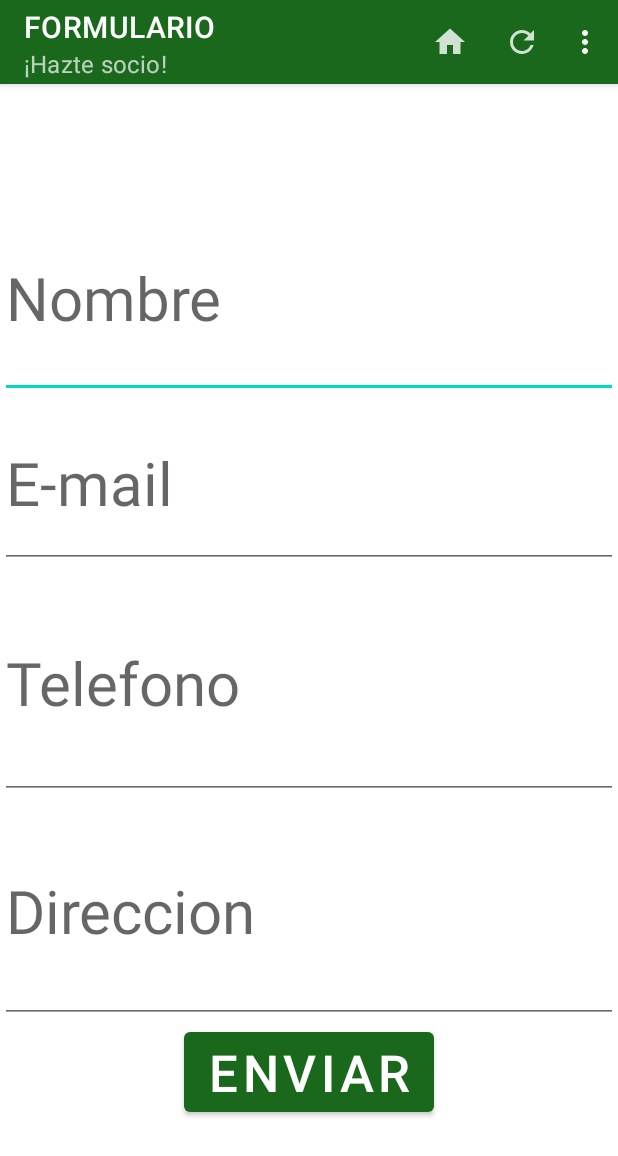
After one commit to cHaC0ne/appBar, an Android app: the FormuActivity screen opened directly, with no data from a screen before it, on a phone screen of 412 x 824 dp. The commit adds this screen. Shown: the top 1156 px of the screen. Run offline under Robolectric (Android 15) with nearby library versions, the phone set to English and light mode, and no system bars.

Commit message:
Retoques y Formulario

```diff
--- a/app/src/main/AndroidManifest.xml
+++ b/app/src/main/AndroidManifest.xml
@@ -14,6 +14,9 @@
         android:theme="@style/Theme.App_Bar"
         tools:targetApi="31">
         <activity
+            android:name=".FormuActivity"
+            android:exported="false" />
+        <activity
             android:name=".AlterActivity"
             android:exported="false" />
         <activity
--- /dev/null
+++ b/app/src/main/java/com/example/app_bar/FormuActivity.kt
@@ -0,0 +1,45 @@
+package com.example.app_bar
+
+import android.content.Intent
+import android.net.Uri
+import androidx.appcompat.app.AppCompatActivity
+import android.os.Bundle
+import android.view.Menu
+import android.view.MenuItem
+import androidx.core.app.NavUtils
+import com.example.app_bar.databinding.ActivityAlterBinding
+import com.example.app_bar.databinding.ActivityFormuBinding
+import com.example.app_bar.databinding.ActivityMainBinding
+
+class FormuActivity : AppCompatActivity() {
+    private lateinit var b: ActivityFormuBinding
+    override fun onCreate(savedInstanceState: Bundle?) {
+        super.onCreate(savedInstanceState)
+        b = ActivityFormuBinding.inflate(layoutInflater)
+        setContentView(b.root)
+
+        actionBar?.setHomeButtonEnabled(true)
+
+        val actionBar = supportActionBar
+        actionBar!!.title = "FORMULARIO"
+        actionBar.subtitle = "¡Hazte socio!"
+        actionBar.setDisplayUseLogoEnabled(true)
+        actionBar.setDisplayShowHomeEnabled(true)
+    }
+    override fun onCreateOptionsMenu(menu: Menu?): Boolean {
+        super.onCreateOptionsMenu(menu)
+        menuInflater.inflate(R.menu.main_menu, menu)  // para meter mi menu, que he creado, en este caso main_menu
+
+        return true
+    }
+
+    override fun onOptionsItemSelected(item: MenuItem): Boolean {
+        val id: Int = item.itemId
+        if (id == R.id.e_Home){
+            NavUtils.navigateUpTo(this, Intent(this,MainActivity::class.java))
+            return true
+        }
+        return super.onOptionsItemSelected(item)
+
+    }
+}
--- /dev/null
+++ b/app/src/main/res/layout/activity_formu.xml
@@ -0,0 +1,53 @@
+<?xml version="1.0" encoding="utf-8"?>
+<LinearLayout xmlns:android="http://schemas.android.com/apk/res/android"
+    xmlns:app="http://schemas.android.com/apk/res-auto"
+    xmlns:tools="http://schemas.android.com/tools"
+    android:layout_width="match_parent"
+    android:layout_height="match_parent"
+    android:gravity="center_horizontal|center_vertical"
+    android:orientation="vertical"
+    tools:context=".MainActivity">
+
+    <EditText
+        android:id="@+id/etNombre"
+        android:layout_width="match_parent"
+        android:layout_height="133dp"
+        android:ems="18"
+        android:hint="Nombre"
+        android:inputType="textPersonName"
+        android:textSize="40sp"/>
+
+    <EditText
+        android:id="@+id/etMail"
+        android:layout_width="wrap_content"
+        android:layout_height="113dp"
+        android:ems="18"
+        android:hint="E-mail"
+        android:textSize="40sp" />
+
+    <EditText
+        android:id="@+id/etTelf"
+        android:layout_width="wrap_content"
+        android:layout_height="154dp"
+        android:ems="18"
+        android:hint="Telefono"
+        android:inputType="number"
+        android:textSize="40sp" />
+
+    <EditText
+        android:id="@+id/etDireccion"
+        android:layout_width="wrap_content"
+        android:layout_height="149dp"
+        android:ems="18"
+        android:hint="Direccion"
+        android:inputType="textPassword"
+        android:textSize="40sp" />
+
+    <Button
+        android:id="@+id/bEnviar"
+        android:layout_width="wrap_content"
+        android:layout_height="wrap_content"
+        android:text="Enviar"
+        android:textSize="34sp" />
+
+</LinearLayout>
--- a/app/src/main/res/menu/main_menu.xml
+++ b/app/src/main/res/menu/main_menu.xml
@@ -5,7 +5,7 @@ z
     <item
         android:id="@+id/e_Search"
         android:icon="@drawable/ic_search"
-        app:showAsAction="ifRoom"
+        app:showAsAction="never"
         android:title="Search"
         app:actionViewClass="android.widget.SearchView" />
     <item android:title="e_Home"
--- a/app/src/main/res/values/themes.xml
+++ b/app/src/main/res/values/themes.xml
@@ -2,7 +2,7 @@
     <!-- Base application theme. -->
     <style name="Theme.App_Bar" parent="Theme.MaterialComponents.DayNight.DarkActionBar">
         <!-- Primary brand color. -->
-        <item name="colorPrimary">@color/purple_500</item>
+        <item name="colorPrimary">@color/green</item>
         <item name="colorPrimaryVariant">@color/purple_700</item>
         <item name="colorOnPrimary">@color/white</item>
         <!-- Secondary brand color. -->
```
Also changed, not shown: app/src/main/java/com/example/app_bar/MainActivity.kt (+20 -3 lines), app/src/main/res/layout/activity_main.xml (+29 -6 lines).
